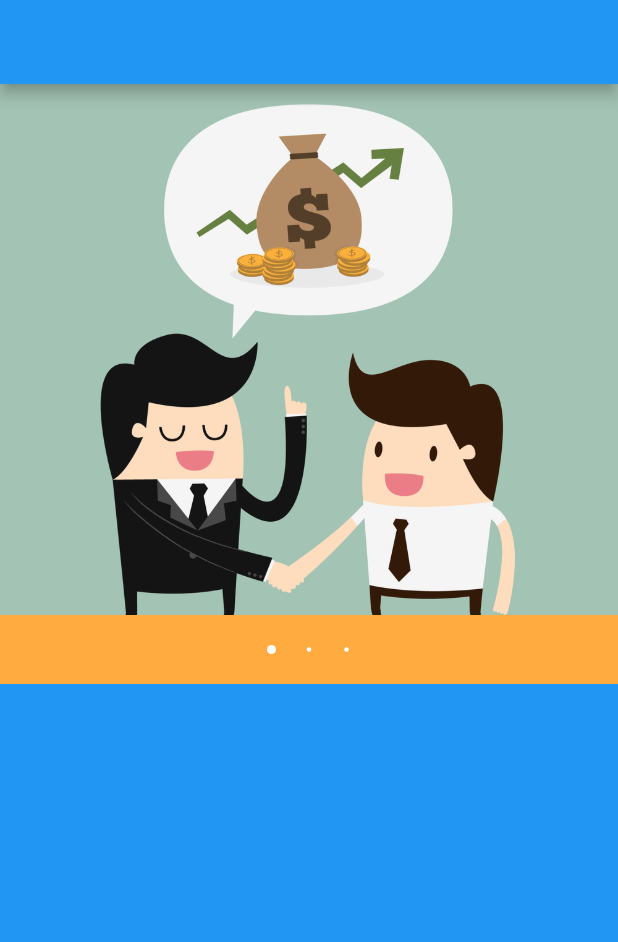
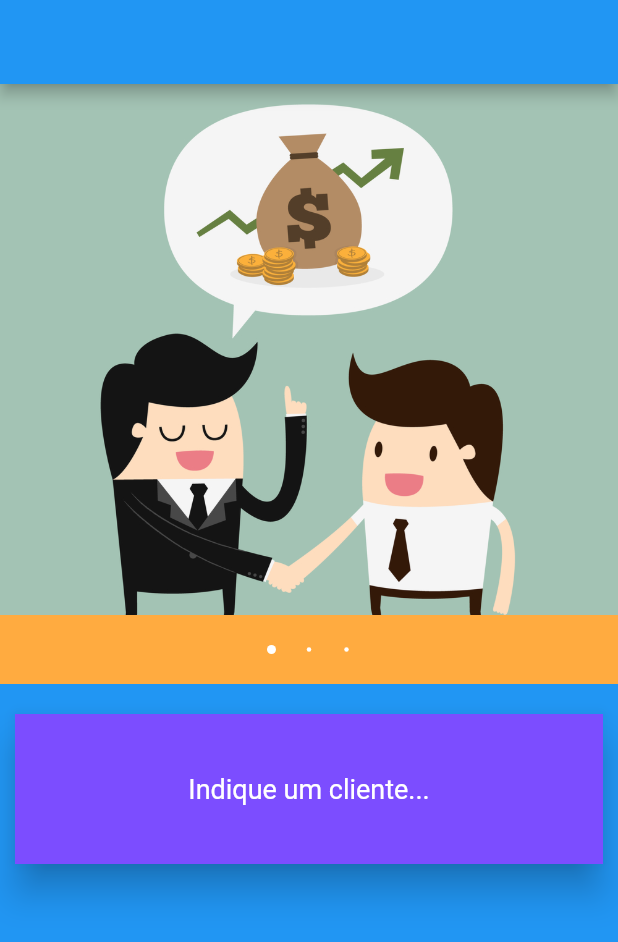
Before and after one commit to CristianBCandia/app-indicar, a Flutter app: the CarouselHome screen opened directly, on a phone screen of 412 x 824 dp. Shown: the top 942 px of the screen. Run offline on Flutter 3.47's test engine with Material 2 defaults, Android fonts, the light colour scheme and no system bars; drawn by our look-alikes of carousel_pro.

Commit message:
Carousel Updated

```diff
--- a/app_indicar/lib/components/carousel.dart
+++ b/app_indicar/lib/components/carousel.dart
@@ -1,12 +1,24 @@
 import 'package:carousel_pro/carousel_pro.dart';
 import 'package:flutter/cupertino.dart';
 import 'package:flutter/material.dart';
-// items: [
-// 'images/client.jpeg',
-// 'images/buy.jpg',
-// 'images/money.jpg'
-// ]
-class CarouselHome extends StatelessWidget {
+
+class CarouselHome extends StatefulWidget {
+
+  @override
+  _CarouselHomeState createState() => _CarouselHomeState();
+}
+
+class _CarouselHomeState extends State<CarouselHome> {
+
+  int _current = 0;
+
+  List<String> text = [
+    'Indique um cliente...',
+    'E quando ele fizer uma compra pelo seu link...',
+    'Você receberá uma comissão!'
+  ];
+
+
   @override
   Widget build(BuildContext context) {
     return Scaffold(
@@ -35,9 +47,37 @@ class CarouselHome extends StatelessWidget {
                   Image.asset('images/money.jpg',
                     fit: BoxFit.cover,
                   ),
-                ]
+                ],
+                onImageChange: (prev, next) {
+                  setState(() {
+                     _current = next;
+                  });
+                },
               ),
-            )
+            ),
+            Card(
+              margin: new EdgeInsets.fromLTRB(10, 20, 10, 0),
+              elevation: 10,
+              semanticContainer: true,
+              child: Container(
+
+                padding: EdgeInsets.all(20.0),
+                color: Colors.deepPurpleAccent,
+                height: 100,
+                child: Column(
+                  crossAxisAlignment: CrossAxisAlignment.center,
+                  mainAxisAlignment: MainAxisAlignment.center,
+                  children: <Widget>[
+                    Text(text[_current],
+                      style: TextStyle(
+                        color: Colors.white,
+                        fontSize: 18
+                      ),
+                    )
+                  ],
+                ),
+              ),
+            ),
           ],
         ),
       );
```
